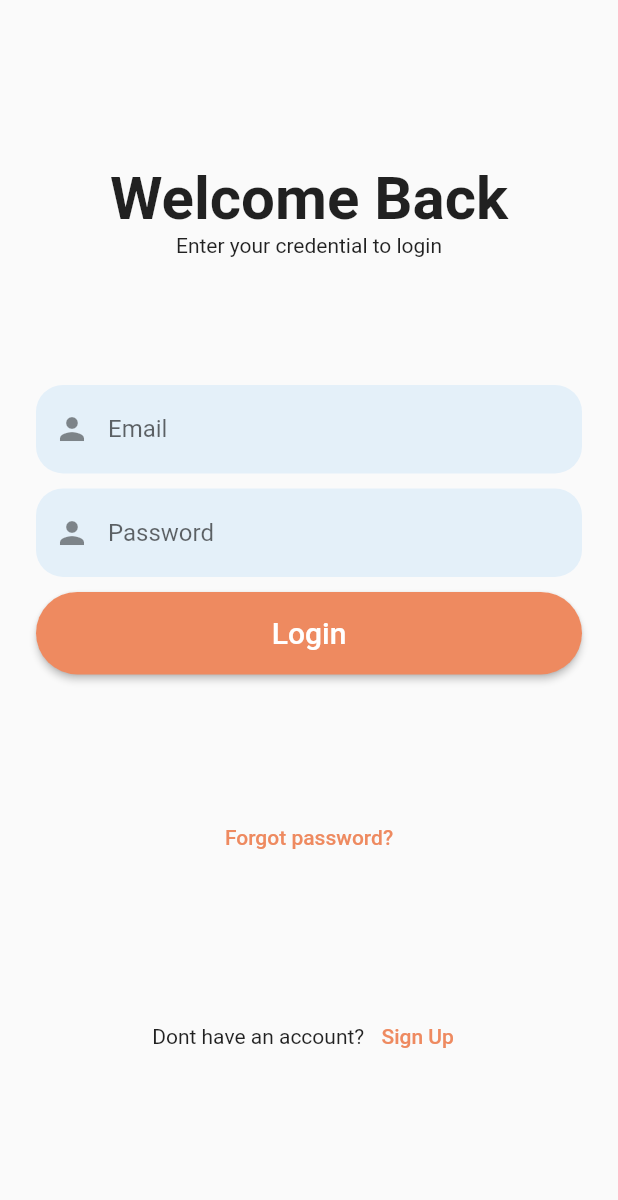
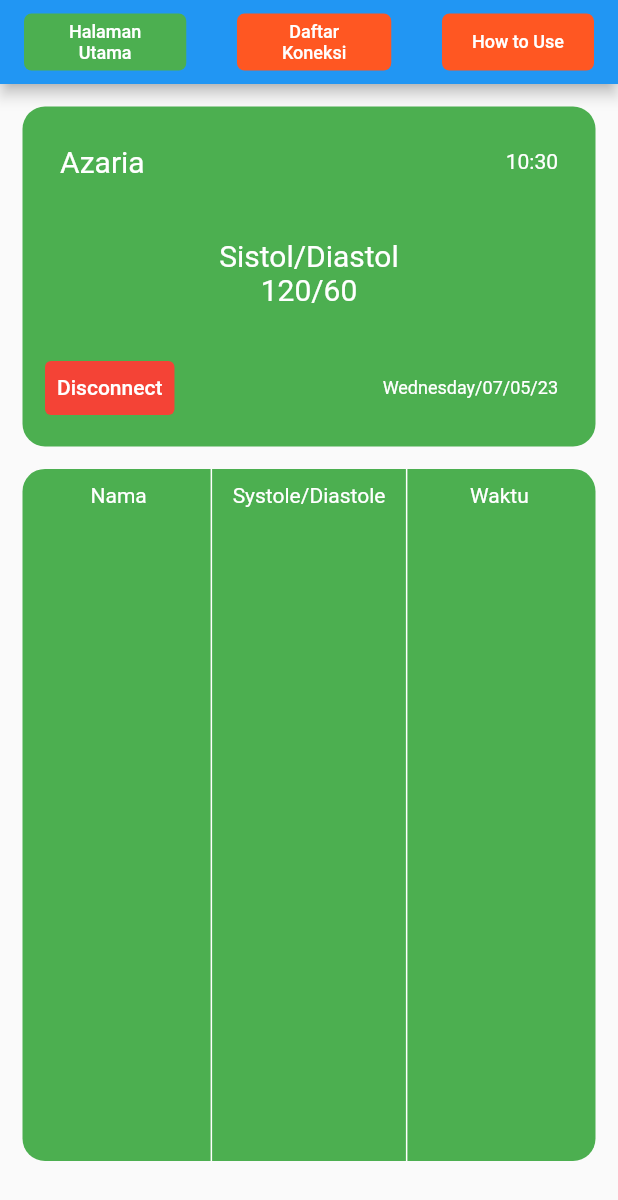
Before and after one commit to LordGarmadon/TugasAkhir, a Flutter app: the screen it shows after launch, on a phone screen of 412 x 824 dp. Shown: the top 1200 px of the screen. Run offline on Flutter 3.47's test engine with Material 2 defaults, Android fonts, the phone set to English and light mode, and no system bars.

Commit message:
add main scaffold, home screen, daftar koneksi, how to use

```diff
--- /dev/null
+++ b/lib/daftar_koneksi_screen.dart
@@ -0,0 +1,10 @@
+import 'package:flutter/material.dart';
+
+class DaftarKoneksi extends StatelessWidget {
+  const DaftarKoneksi({super.key});
+
+  @override
+  Widget build(BuildContext context) {
+    return Text("Daftar Koneksi");
+  }
+}
--- /dev/null
+++ b/lib/homescreen.dart
@@ -0,0 +1,195 @@
+// ignore_for_file: prefer_const_constructors, prefer_const_literals_to_create_immutables, unused_field
+
+import 'dart:async';
+
+import 'package:flutter/material.dart';
+import 'package:intl/intl.dart';
+import 'package:nadiku/size.dart';
+
+class HomeScreen extends StatefulWidget {
+  const HomeScreen({super.key});
+
+  @override
+  State<HomeScreen> createState() => _HomeScreenState();
+}
+
+class _HomeScreenState extends State<HomeScreen> {
+  String _timeHMString = "";
+  String _timeDateString = "";
+
+  @override
+  void initState() {
+    _timeHMString = _formatHourMinute(DateTime.now());
+    _timeDateString = _formatDateTime(DateTime.now());
+    Timer.periodic(Duration(seconds: 1), (Timer t) => _getTime());
+    super.initState();
+  }
+
+  @override
+  Widget build(BuildContext context) {
+    return Column(
+      children: [
+        Container(
+          margin: EdgeInsets.all(15),
+          padding: EdgeInsets.all(15),
+          decoration: BoxDecoration(
+            color: Colors.green,
+            borderRadius: BorderRadius.circular(15),
+          ),
+          height: Sizes.height(context) * .275,
+          child: Column(
+            mainAxisAlignment: MainAxisAlignment.spaceBetween,
+            children: [
+              Row(
+                mainAxisAlignment: MainAxisAlignment.spaceBetween,
+                children: [
+                  Padding(
+                    padding: const EdgeInsets.all(10),
+                    child: Text(
+                      "Azaria",
+                      style: TextStyle(fontSize: 20, color: Colors.white),
+                    ),
+                  ),
+                  Padding(
+                    padding: const EdgeInsets.all(10),
+                    child: Text(
+                      _timeHMString,
+                      style: TextStyle(fontSize: 14, color: Colors.white),
+                    ),
+                  ),
+                ],
+              ),
+              Column(
+                children: [
+                  Text(
+                    "Sistol/Diastol",
+                    style: TextStyle(fontSize: 20, color: Colors.white),
+                  ),
+                  Text(
+                    "120/60",
+                    style: TextStyle(fontSize: 20, color: Colors.white),
+                  ),
+                ],
+              ),
+              Row(
+                mainAxisAlignment: MainAxisAlignment.spaceBetween,
+                children: [
+                  TextButton(
+                    onPressed: () {},
+                    style: ButtonStyle(
+                      backgroundColor: MaterialStateProperty.all<Color>(Colors.red),
+                    ),
+                    child: Text(
+                      "Disconnect",
+                      style: TextStyle(color: Colors.white),
+                    ),
+                  ),
+                  Padding(
+                    padding: const EdgeInsets.all(10),
+                    child: Text(
+                      _timeDateString,
+                      style: TextStyle(fontSize: 12, color: Colors.white),
+                    ),
+                  ),
+                ],
+              )
+            ],
+          ),
+        ),
+        Container(
+          margin: EdgeInsets.only(
+            right: 15,
+            left: 15,
+          ),
+          // padding: EdgeInsets.only(right: 10, left: 10, top: 10, bottom: 10),
+          decoration: BoxDecoration(
+            color: Colors.green,
+            borderRadius: BorderRadius.circular(15),
+          ),
+          height: Sizes.height(context) * .56,
+          child: Row(
+            mainAxisAlignment: MainAxisAlignment.spaceEvenly,
+            children: [
+              Container(
+                padding: EdgeInsets.symmetric(vertical: 10, horizontal: 5),
+                decoration: BoxDecoration(
+                  border: Border(right: BorderSide(color: Colors.white)),
+                ),
+                height: double.infinity,
+                width: Sizes.width(context) * .3,
+                child: Column(
+                  children: [
+                    Text(
+                      "Nama",
+                      style: TextStyle(color: Colors.white),
+                    ),
+                  ],
+                ),
+              ),
+              Container(
+                padding: EdgeInsets.symmetric(vertical: 10, horizontal: 5),
+                height: double.infinity,
+                width: Sizes.width(context) * .3,
+                child: Column(
+                  children: [
+                    Text(
+                      "Systole/Diastole",
+                      style: TextStyle(color: Colors.white),
+                    ),
+                  ],
+                ),
+              ),
+              Container(
+                padding: EdgeInsets.symmetric(vertical: 10, horizontal: 5),
+                decoration: BoxDecoration(
+                  border: Border(
+                    left: BorderSide(
+                      color: Colors.white,
+                    ),
+                  ),
+                ),
+                height: double.infinity,
+                width: Sizes.width(context) * .3,
+                child: Container(
+                    decoration: BoxDecoration(
+                      borderRadius: BorderRadius.only(
+                        topRight: Radius.circular(15),
+                        bottomRight: Radius.circular(15),
+                      ),
+                    ),
+                    height: Sizes.height(context) * .1,
+                    width: Sizes.width(context) * .3,
+                    child: Column(
+                      children: [
+                        Text(
+                          "Waktu",
+                          style: TextStyle(color: Colors.white),
+                        ),
+                      ],
+                    )),
+              ),
+            ],
+          ),
+        )
+      ],
+    );
+  }
+
+  void _getTime() {
+    final DateTime now = DateTime.now();
+    final String formattedHourMinute = _formatHourMinute(now);
+    final String formattedDate = _formatDateTime(now);
+    setState(() {
+      _timeHMString = formattedHourMinute;
+      _timeDateString = formattedDate;
+    });
+  }
+
+  String _formatHourMinute(DateTime dateTime) {
+    return DateFormat('hh:mm').format(dateTime);
+  }
+
+  String _formatDateTime(DateTime dateTime) {
+    return DateFormat('EEEE/MM/dd/yy').format(dateTime);
+  }
+}
--- /dev/null
+++ b/lib/how_to_use_screen.dart
@@ -0,0 +1,10 @@
+import 'package:flutter/material.dart';
+
+class HowToUse extends StatelessWidget {
+  const HowToUse({super.key});
+
+  @override
+  Widget build(BuildContext context) {
+    return Text("How To Use Screen");
+  }
+}
--- a/lib/main.dart
+++ b/lib/main.dart
@@ -1,5 +1,8 @@
 import 'package:flutter/material.dart';
+import 'package:nadiku/homescreen.dart';
 import 'package:nadiku/login.dart';
+import 'package:nadiku/main_appbar.dart';
+import 'package:nadiku/main_scaffold.dart';
 import 'package:nadiku/signup.dart';
 
 void main() {
@@ -13,12 +16,11 @@ class MyApp extends StatelessWidget {
   @override
   Widget build(BuildContext context) {
     return MaterialApp(
-      debugShowCheckedModeBanner: false,
-      title: "Flutter Demo",
-      theme: ThemeData(
-        primarySwatch: Colors.blue,
-      ),
-      home: LoginPage(),
-    );
+        debugShowCheckedModeBanner: false,
+        title: "Flutter Bluetooth",
+        theme: ThemeData(
+          primarySwatch: Colors.blue,
+        ),
+        home: MainScaffold());
   }
 }
--- /dev/null
+++ b/lib/main_appbar.dart
@@ -0,0 +1,74 @@
+// ignore_for_file: prefer_const_literals_to_create_immutables, prefer_const_constructors
+
+import 'package:flutter/material.dart';
+
+class MainAppBar extends StatefulWidget {
+  const MainAppBar({super.key, required this.body, required this.onSelectIndex, this.index = 0});
+  final Widget body;
+  final void Function(int) onSelectIndex;
+  final int index;
+  @override
+  State<MainAppBar> createState() => _MainAppBarState();
+}
+
+class _MainAppBarState extends State<MainAppBar> {
+  @override
+  Widget build(BuildContext context) {
+    return Scaffold(
+      appBar: AppBar(
+        title: Row(
+          mainAxisAlignment: MainAxisAlignment.spaceBetween,
+          crossAxisAlignment: CrossAxisAlignment.center,
+          children: [
+            GestureDetector(
+              onTap: () => widget.onSelectIndex(0),
+              child: Container(
+                decoration: BoxDecoration(
+                  color: widget.index == 0 ? Colors.green : Colors.deepOrange,
+                  borderRadius: BorderRadius.circular(5),
+                ),
+                padding: EdgeInsets.symmetric(vertical: 5, horizontal: 30),
+                child: Text(
+                  "Halaman\nUtama",
+                  textAlign: TextAlign.center,
+                  style: TextStyle(fontSize: 12),
+                ),
+              ),
+            ),
+            GestureDetector(
+              onTap: () => widget.onSelectIndex(1),
+              child: Container(
+                decoration: BoxDecoration(
+                  color: widget.index == 1 ? Colors.green : Colors.deepOrange,
+                  borderRadius: BorderRadius.circular(5),
+                ),
+                padding: EdgeInsets.symmetric(vertical: 5, horizontal: 30),
+                child: Text(
+                  "Daftar\nKoneksi",
+                  textAlign: TextAlign.center,
+                  style: TextStyle(fontSize: 12),
+                ),
+              ),
+            ),
+            GestureDetector(
+              onTap: () => widget.onSelectIndex(2),
+              child: Container(
+                decoration: BoxDecoration(
+                  color: widget.index == 2 ? Colors.green : Colors.deepOrange,
+                  borderRadius: BorderRadius.circular(5),
+                ),
+                padding: EdgeInsets.symmetric(vertical: 12, horizontal: 20),
+                child: Text(
+                  "How to Use",
+                  textAlign: TextAlign.center,
+                  style: TextStyle(fontSize: 12),
+                ),
+              ),
+            ),
+          ],
+        ),
+      ),
+      body: widget.body,
+    );
+  }
+}
--- /dev/null
+++ b/lib/main_scaffold.dart
@@ -0,0 +1,33 @@
+import 'package:flutter/material.dart';
+import 'package:nadiku/daftar_koneksi_screen.dart';
+import 'package:nadiku/homescreen.dart';
+import 'package:nadiku/how_to_use_screen.dart';
+import 'package:nadiku/main_appbar.dart';
+
+class MainScaffold extends StatefulWidget {
+  const MainScaffold({super.key});
+
+  @override
+  State<MainScaffold> createState() => _MainScaffoldState();
+}
+
+class _MainScaffoldState extends State<MainScaffold> {
+  int index = 0;
+  List<Widget> widgets = [
+    HomeScreen(),
+    DaftarKoneksi(),
+    HowToUse(),
+  ];
+  @override
+  Widget build(BuildContext context) {
+    return MainAppBar(
+      body: widgets[index],
+      onSelectIndex: (i) {
+        setState(() {
+          index = i;
+        });
+      },
+      index: index,
+    );
+  }
+}
--- /dev/null
+++ b/lib/model/health_detail.dart
@@ -0,0 +1,6 @@
+class HealthDetail {
+  String nama = "";
+  int systole = 0;
+  int diastole = 0;
+  DateTime? waktu;
+}
--- /dev/null
+++ b/lib/size.dart
@@ -0,0 +1,11 @@
+import 'package:flutter/material.dart';
+
+class Sizes {
+  static double height(BuildContext context) {
+    return MediaQuery.of(context).size.height;
+  }
+
+  static double width(BuildContext context) {
+    return MediaQuery.of(context).size.width;
+  }
+}
```
Also changed, not shown: pubspec.yaml (+3 -4 lines), pubspec.lock, 2 other files.
